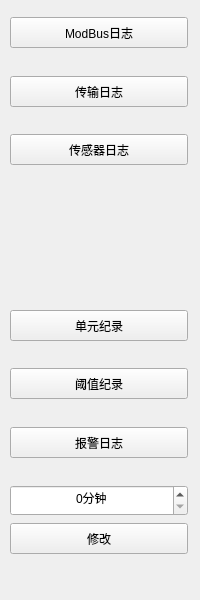
Above: IDC_TestSystem/eload/eload_toolbox/eload_logstoolwid.ui from ChinaClever/IDC_TestSystem before the change. Below: the same form after it.
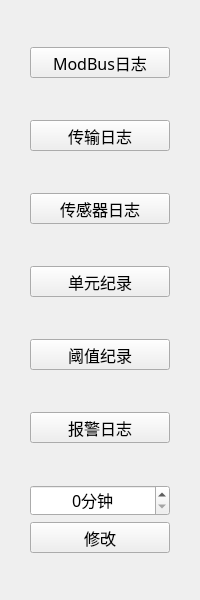
That is the form after the change.

Patch:
```diff
--- a/IDC_TestSystem/eload/eload_toolbox/eload_logstoolwid.ui
+++ b/IDC_TestSystem/eload/eload_toolbox/eload_logstoolwid.ui
@@ -10,18 +10,37 @@
     <height>600</height>
    </rect>
   </property>
+  <property name="font">
+   <font>
+    <family>微软雅黑</family>
+    <pointsize>12</pointsize>
+   </font>
+  </property>
   <property name="windowTitle">
    <string>Form</string>
   </property>
+  <layout class="QVBoxLayout" name="verticalLayout">
+   <property name="leftMargin">
+    <number>30</number>
+   </property>
+   <property name="rightMargin">
+    <number>30</number>
+   </property>
+   <item>
+    <spacer name="verticalSpacer">
+     <property name="orientation">
+      <enum>Qt::Vertical</enum>
+     </property>
+     <property name="sizeHint" stdset="0">
+      <size>
+       <width>20</width>
+       <height>40</height>
+      </size>
+     </property>
+    </spacer>
+   </item>
+   <item>
   <widget class="QPushButton" name="modbusBtn">
-   <property name="geometry">
-    <rect>
-     <x>10</x>
-     <y>17</y>
-     <width>178</width>
-     <height>31</height>
-    </rect>
-   </property>
    <property name="minimumSize">
     <size>
      <width>0</width>
@@ -32,34 +51,22 @@
     <string>ModBus日志</string>
    </property>
   </widget>
-  <widget class="QPushButton" name="timeBtn">
-   <property name="geometry">
-    <rect>
-     <x>10</x>
-     <y>523</y>
-     <width>178</width>
-     <height>31</height>
-    </rect>
-   </property>
-   <property name="minimumSize">
+   </item>
+   <item>
+    <spacer name="verticalSpacer_2">
+     <property name="orientation">
+      <enum>Qt::Vertical</enum>
+     </property>
+     <property name="sizeHint" stdset="0">
     <size>
-     <width>0</width>
-     <height>31</height>
-    </size>
-   </property>
-   <property name="text">
-    <string>修改</string>
-   </property>
-  </widget>
+       <width>20</width>
+       <height>40</height>
+      </size>
+     </property>
+    </spacer>
+   </item>
+   <item>
   <widget class="QPushButton" name="transBtn">
-   <property name="geometry">
-    <rect>
-     <x>10</x>
-     <y>76</y>
-     <width>178</width>
-     <height>31</height>
-    </rect>
-   </property>
    <property name="minimumSize">
     <size>
      <width>0</width>
@@ -70,15 +77,22 @@
     <string>传输日志</string>
    </property>
   </widget>
+   </item>
+   <item>
+    <spacer name="verticalSpacer_3">
+     <property name="orientation">
+      <enum>Qt::Vertical</enum>
+     </property>
+     <property name="sizeHint" stdset="0">
+      <size>
+       <width>20</width>
+       <height>40</height>
+      </size>
+     </property>
+    </spacer>
+   </item>
+   <item>
   <widget class="QPushButton" name="envBtn">
-   <property name="geometry">
-    <rect>
-     <x>10</x>
-     <y>134</y>
-     <width>178</width>
-     <height>31</height>
-    </rect>
-   </property>
    <property name="minimumSize">
     <size>
      <width>0</width>
@@ -89,15 +103,74 @@
     <string>传感器日志</string>
    </property>
   </widget>
+   </item>
+   <item>
+    <spacer name="verticalSpacer_4">
+     <property name="orientation">
+      <enum>Qt::Vertical</enum>
+     </property>
+     <property name="sizeHint" stdset="0">
+      <size>
+       <width>20</width>
+       <height>40</height>
+      </size>
+     </property>
+    </spacer>
+   </item>
+   <item>
+    <widget class="QPushButton" name="outputBtn">
+     <property name="minimumSize">
+      <size>
+       <width>0</width>
+       <height>31</height>
+      </size>
+     </property>
+     <property name="text">
+      <string>单元纪录</string>
+     </property>
+    </widget>
+   </item>
+   <item>
+    <spacer name="verticalSpacer_5">
+     <property name="orientation">
+      <enum>Qt::Vertical</enum>
+     </property>
+     <property name="sizeHint" stdset="0">
+      <size>
+       <width>20</width>
+       <height>40</height>
+      </size>
+     </property>
+    </spacer>
+   </item>
+   <item>
+    <widget class="QPushButton" name="thresholdBtn">
+     <property name="minimumSize">
+      <size>
+       <width>0</width>
+       <height>31</height>
+      </size>
+     </property>
+     <property name="text">
+      <string>阈值纪录</string>
+     </property>
+    </widget>
+   </item>
+   <item>
+    <spacer name="verticalSpacer_6">
+     <property name="orientation">
+      <enum>Qt::Vertical</enum>
+     </property>
+     <property name="sizeHint" stdset="0">
+      <size>
+       <width>20</width>
+       <height>40</height>
+      </size>
+     </property>
+    </spacer>
+   </item>
+   <item>
   <widget class="QPushButton" name="alarmBtn">
-   <property name="geometry">
-    <rect>
-     <x>10</x>
-     <y>427</y>
-     <width>178</width>
-     <height>31</height>
-    </rect>
-   </property>
    <property name="minimumSize">
     <size>
      <width>0</width>
@@ -108,15 +181,22 @@
     <string>报警日志</string>
    </property>
   </widget>
+   </item>
+   <item>
+    <spacer name="verticalSpacer_7">
+     <property name="orientation">
+      <enum>Qt::Vertical</enum>
+     </property>
+     <property name="sizeHint" stdset="0">
+      <size>
+       <width>20</width>
+       <height>40</height>
+      </size>
+     </property>
+    </spacer>
+   </item>
+   <item>
   <widget class="QSpinBox" name="spinBox">
-   <property name="geometry">
-    <rect>
-     <x>10</x>
-     <y>485</y>
-     <width>178</width>
-     <height>31</height>
-    </rect>
-   </property>
    <property name="minimumSize">
     <size>
      <width>0</width>
@@ -133,15 +213,9 @@
     <number>999</number>
    </property>
   </widget>
-  <widget class="QPushButton" name="thresholdBtn">
-   <property name="geometry">
-    <rect>
-     <x>10</x>
-     <y>368</y>
-     <width>178</width>
-     <height>31</height>
-    </rect>
-   </property>
+   </item>
+   <item>
+    <widget class="QPushButton" name="timeBtn">
    <property name="minimumSize">
     <size>
      <width>0</width>
@@ -149,28 +223,24 @@
     </size>
    </property>
    <property name="text">
-    <string>阈值纪录</string>
-   </property>
-  </widget>
-  <widget class="QPushButton" name="outputBtn">
-   <property name="geometry">
-    <rect>
-     <x>10</x>
-     <y>310</y>
-     <width>178</width>
-     <height>31</height>
-    </rect>
-   </property>
-   <property name="minimumSize">
+      <string>修改</string>
+     </property>
+    </widget>
+   </item>
+   <item>
+    <spacer name="verticalSpacer_8">
+     <property name="orientation">
+      <enum>Qt::Vertical</enum>
+     </property>
+     <property name="sizeHint" stdset="0">
     <size>
-     <width>0</width>
-     <height>31</height>
-    </size>
-   </property>
-   <property name="text">
-    <string>单元纪录</string>
-   </property>
-  </widget>
+       <width>20</width>
+       <height>40</height>
+      </size>
+     </property>
+    </spacer>
+   </item>
+  </layout>
  </widget>
  <resources/>
  <connections/>
```
Lines whose indentation alone changed are shown as unchanged.
